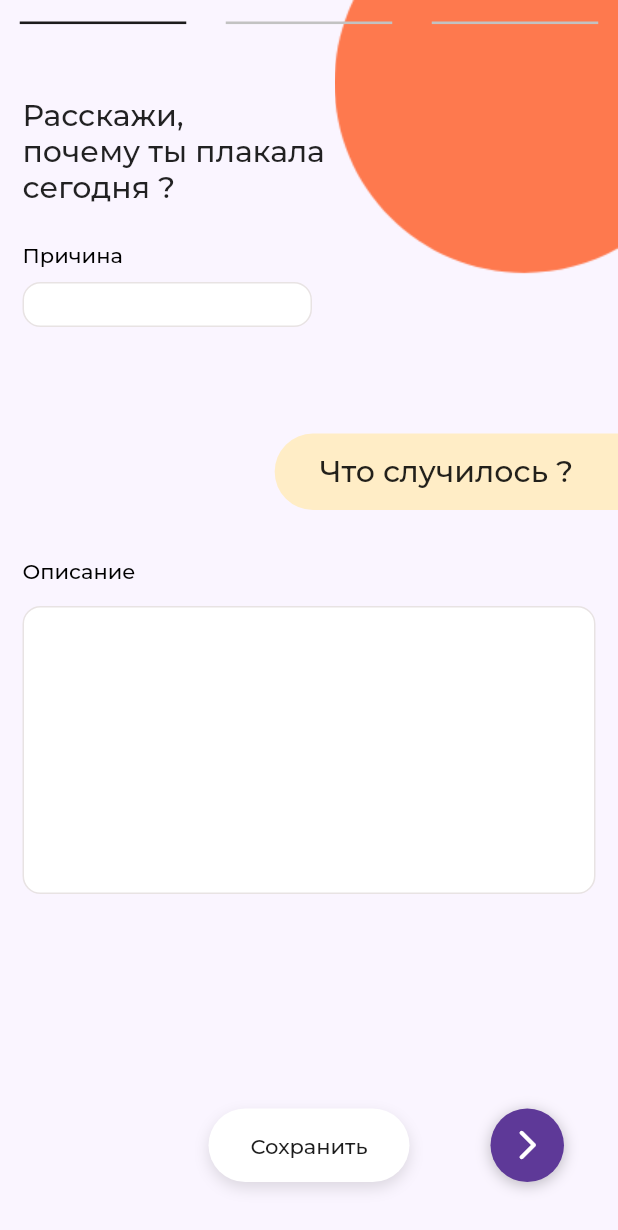
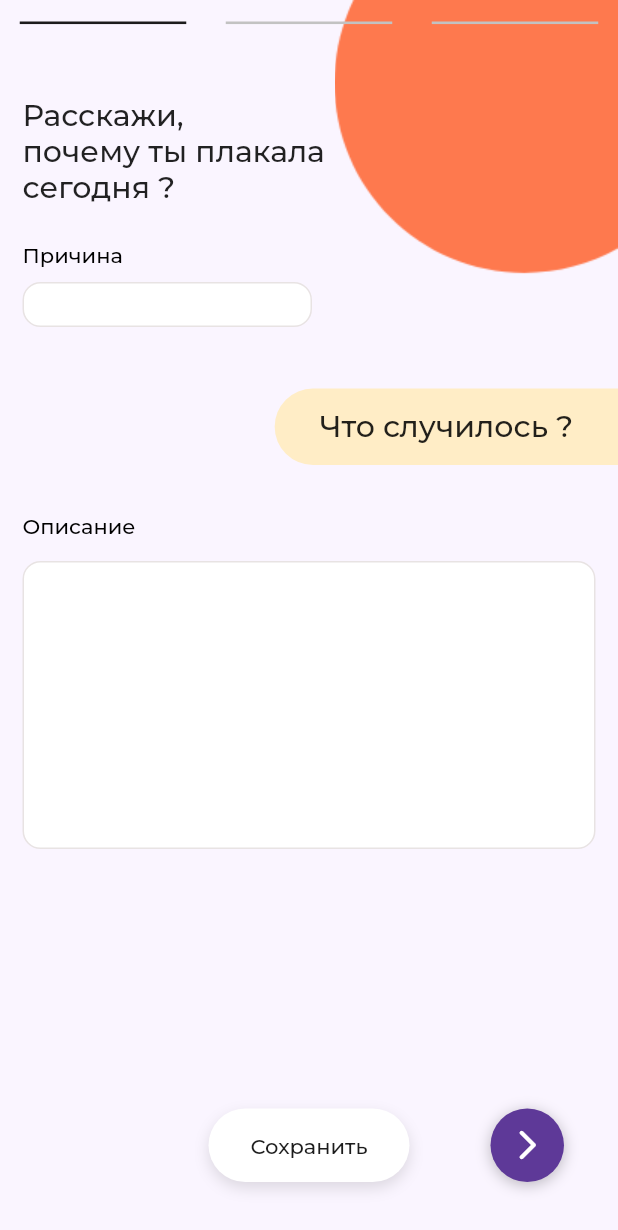
Before and after one commit to danchohuncho/Teary, a Flutter app: the MainTabsScreen screen opened directly, on a phone screen of 412 x 824 dp. Shown: the top 1230 px of the screen. Run offline on Flutter 3.47's test engine with Material 2 defaults, Android fonts, the phone set to English and light mode, and no system bars; our stand-ins replace flutter_svg, flutter_svg_provider; missing offline and left inert: simple_gesture_detector; project files that could hold a hidden picture were left out.

Commit message:
add tears pages

```diff
--- a/lib/application/ui/my_app/my_app.dart
+++ b/lib/application/ui/my_app/my_app.dart
@@ -4,6 +4,7 @@ import 'package:flutter/services.dart';
 import 'package:teary/application/ui/navigation/main_navigation.dart';
 import 'package:teary/application/ui/themes/app_theme.dart';
 import 'package:flutter/material.dart';
+import 'package:teary/application/ui/widgets/auth/auth_widget.dart';
 
 class MyApp extends StatelessWidget {
   final mainNavigation = MainNavigation();
@@ -13,10 +14,13 @@ class MyApp extends StatelessWidget {
   Widget build(BuildContext context) {
     return MaterialApp(
       debugShowCheckedModeBanner: false,
-      title: 'Flutter Demo',
+      title: 'Flutter Teary',
       theme: AppTheme.light,
+      home: AuthWidget(),
+/*
       routes: mainNavigation.routes,
       onGenerateRoute: mainNavigation.onGenerateRoute,
+*/
 
     ) ;
   }
--- a/lib/application/ui/screens/add_new_tears_pages/first_add_new_tears_page.dart
+++ b/lib/application/ui/screens/add_new_tears_pages/first_add_new_tears_page.dart
@@ -10,7 +10,9 @@ class FirstAddNewTearsPage extends StatelessWidget {
 
   @override
   Widget build(BuildContext context) {
-    return SafeArea(
+    return Scaffold(
+      resizeToAvoidBottomInset: false,
+      body: SafeArea(
         child: DecoratedBox(
           decoration: BoxDecoration(
             image: DecorationImage(
@@ -87,7 +89,7 @@ class FirstAddNewTearsPage extends StatelessWidget {
                   child: Container(
                     width: MediaQuery.of(context).size.width / 1.8,
                     height: 51.0,
-                  margin: EdgeInsets.fromLTRB(0, 56, 0, 0),
+                    margin: EdgeInsets.fromLTRB(0, 26, 0, 0),
                     decoration: BoxDecoration(
                       color: AppColors.yellowTeary,
                       borderRadius: BorderRadius.only(
@@ -149,27 +151,12 @@ class FirstAddNewTearsPage extends StatelessWidget {
                 ),
                 //BUTTON SAVE AND NEXT
 
-              Expanded(
-                child: Stack(
-                  alignment: Alignment.bottomCenter,
-                  fit: StackFit.passthrough,
-                  children: <Widget>[
-                    Positioned(
-                      bottom: 36,
-                      child: SaveButton(),
-                    ),
-                    Positioned(
-                      right: 36,
-                      bottom: 36,
-                      child: NextButton(),
-                    ),
-                  ],
-                ),
-              ),
               ],
             ),
           ),
         ),
+      ),
+      bottomNavigationBar: BottomBarButtons(),
     );
   }
 }
--- a/lib/application/ui/screens/main_tabs/main_tabs_screen.dart
+++ b/lib/application/ui/screens/main_tabs/main_tabs_screen.dart
@@ -14,6 +14,7 @@ class MainTabsScreen extends StatelessWidget {
   @override
   Widget build(BuildContext context) {
     return Scaffold(
+      resizeToAvoidBottomInset: false,
     body: FirstAddNewTearsPage());
 /*      body: _BodyWidget(),
       floatingActionButton: ActionButton(),
--- a/lib/application/ui/widgets/add_new_tears_pages_widgets/save_and_next_buttons.dart
+++ b/lib/application/ui/widgets/add_new_tears_pages_widgets/save_and_next_buttons.dart
@@ -3,8 +3,39 @@ import 'package:flutter/material.dart';
 import '../../../../resources/strings.dart';
 import '../../themes/app_colors.dart';
 
-class SaveButton extends StatelessWidget {
-  const SaveButton({Key? key}) : super(key: key);
+
+class BottomBarButtons extends StatelessWidget {
+  const BottomBarButtons({
+    Key? key,
+  }) : super(key: key);
+
+  @override
+  Widget build(BuildContext context) {
+    return Container(
+      height: 90,
+      child: Stack(
+        alignment: Alignment.bottomCenter,
+        fit: StackFit.passthrough,
+        children: <Widget>[
+          Positioned(
+            bottom: 36,
+            child: _SaveButton(),
+          ),
+          Positioned(
+            right: 36,
+            bottom: 36,
+            child: _NextButton(),
+          ),
+        ],
+      ),
+    );
+  }
+}
+
+
+
+class _SaveButton extends StatelessWidget {
+  const _SaveButton({Key? key}) : super(key: key);
 
   @override
   Widget build(BuildContext context) {
@@ -38,8 +69,8 @@ class SaveButton extends StatelessWidget {
   }
 }
 
-class NextButton extends StatelessWidget {
-  const NextButton({Key? key}) : super(key: key);
+class _NextButton extends StatelessWidget {
+  const _NextButton({Key? key}) : super(key: key);
 
   @override
   Widget build(BuildContext context) {
```
Also changed, not shown: lib/application/ui/screens/add_new_tears_pages/second_add_new_tears_page.dart (+5 -20 lines), lib/application/ui/screens/add_new_tears_pages/third_add_new_tears_page.dart (+5 -20 lines). Lines whose indentation alone changed are shown as unchanged.
